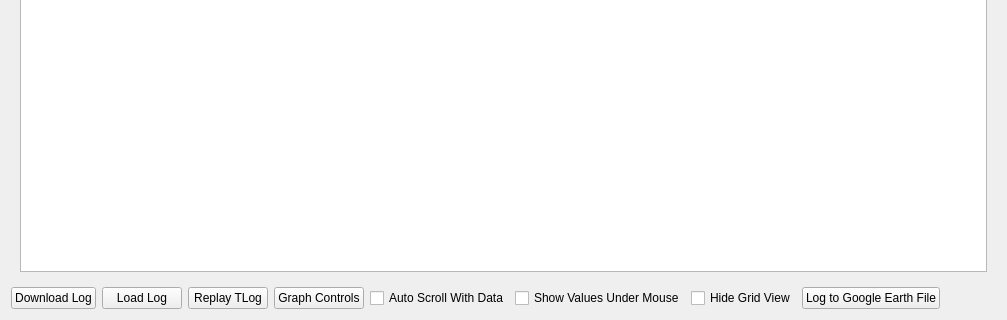
Qt form src/ui/AP2DataPlot2D.ui (ArduPilot/apm_planner) before a commit; both pictures show x 0 to 1007 and y 225 to 545 of the 1007 by 545 pixel window.
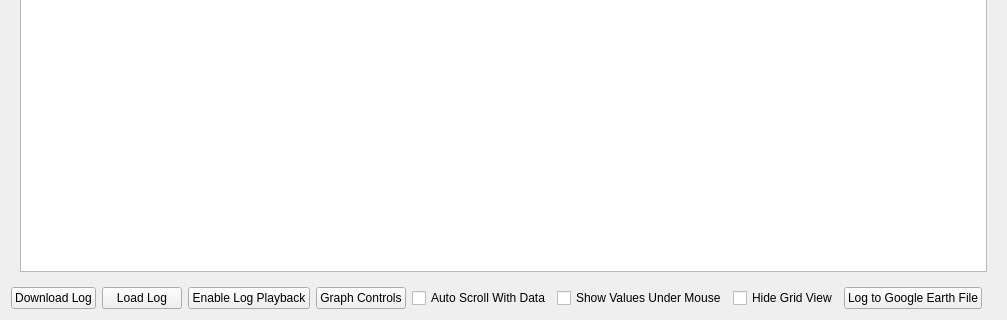
The same form after that commit.

Patch:
```diff
--- a/src/ui/AP2DataPlot2D.ui
+++ b/src/ui/AP2DataPlot2D.ui
@@ -123,7 +123,7 @@
        <item>
         <widget class="QPushButton" name="loadTLogButton">
          <property name="text">
-          <string>Replay TLog</string>
+          <string>Enable Log Playback</string>
          </property>
         </widget>
        </item>
```
